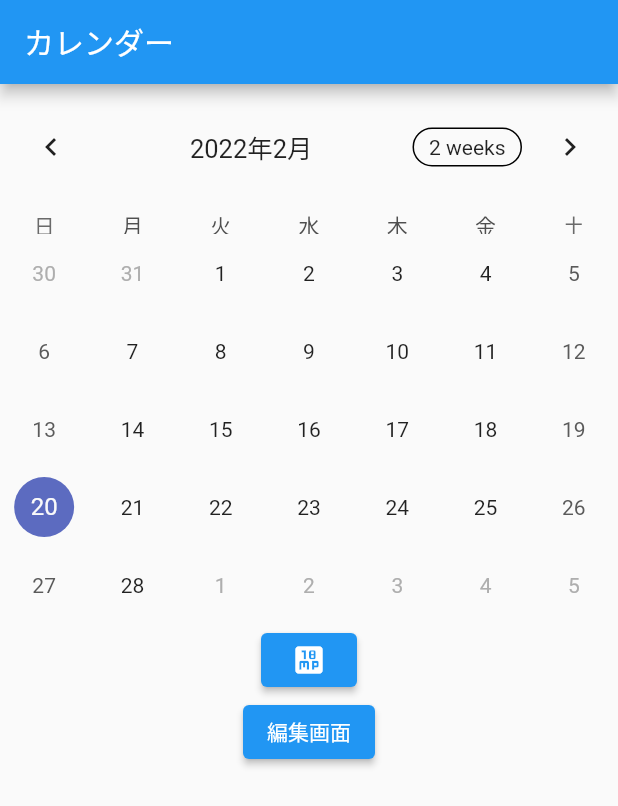
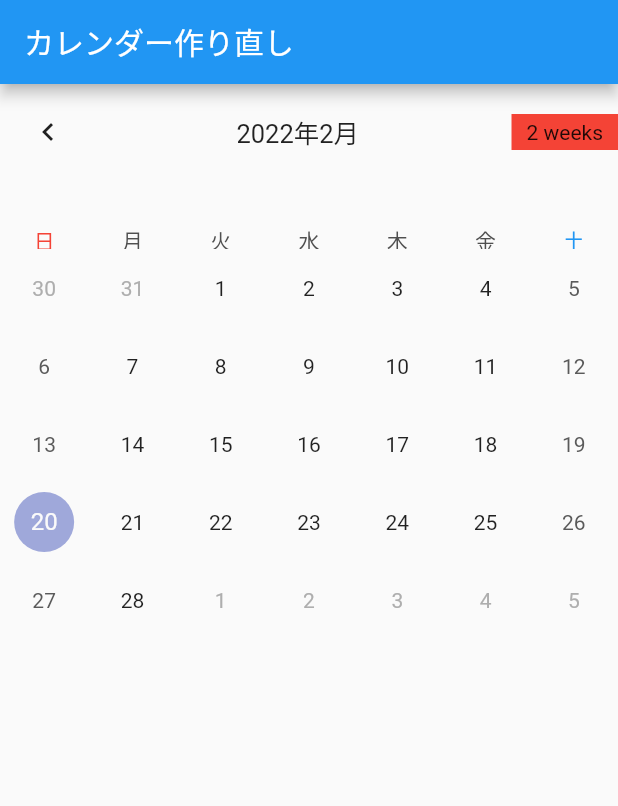
Before and after one commit to tomoki1590/calender_app, a Flutter app: the screen it shows after launch, on a phone screen of 412 x 824 dp. Shown: the top 806 px of the screen. Run offline on Flutter 3.47's test engine with Material 2 defaults, Android fonts, the phone set to English and light mode, and no system bars; drawn by our look-alikes of table_calendar; our stand-ins replace flutter_riverpod, hooks_riverpod, riverpod.

Commit message:
曜日カラー

```diff
--- a/lib/main.dart
+++ b/lib/main.dart
@@ -1,12 +1,11 @@
-import 'package:flutter/cupertino.dart';
-import 'package:flutter/material.dart';
-import 'package:flutter_riverpod/flutter_riverpod.dart';
-import 'package:intl/date_symbol_data_local.dart';
-
-import 'view/home_page.dart';
+import 'package:calendar/model/new_calendar.dart';
+import 'package:flutter/material.dart'
+    show BuildContext, Key, MaterialApp, StatelessWidget, Widget, runApp;
+import 'package:flutter_riverpod/flutter_riverpod.dart' show ProviderScope;
+import 'package:intl/date_symbol_data_local.dart' show initializeDateFormatting;
 
 void main() {
-  initializeDateFormatting("ja-JP").then((_) => runApp(ProviderScope(
+  initializeDateFormatting("ja-JP").then((_) => runApp(const ProviderScope(
         child: MyApp(),
       )));
 }
@@ -17,8 +16,8 @@ class MyApp extends StatelessWidget {
   @override
   Widget build(BuildContext context) {
     return MaterialApp(
-      title: 'STVテックインターン',
-      home: HomePage(),
+      title: 'Calender',
+      home: Calender1(),
     );
   }
 }
--- /dev/null
+++ b/lib/model/calender_model.dart
@@ -0,0 +1,3 @@
+import 'package:flutter/cupertino.dart';
+
+class calenderModel extends ChangeNotifier {}
--- /dev/null
+++ b/lib/model/new_calendar.dart
@@ -0,0 +1,67 @@
+import 'package:calendar/provider.dart';
+import 'package:flutter/material.dart';
+import 'package:flutter_riverpod/flutter_riverpod.dart';
+import 'package:table_calendar/table_calendar.dart';
+
+class Calender1 extends ConsumerWidget {
+  Calender1({Key? key}) : super(key: key);
+
+  @override
+  DateTime? _selectedDay;
+//final event =LinkedHashMap(
+  //equals: isSameDay(),
+  //hashCode: getCode();
+
+  Widget build(BuildContext context, WidgetRef ref) {
+    return Scaffold(
+      appBar: AppBar(
+        title: Text('カレンダー作り直し'),
+      ),
+      body: Center(
+        child: Column(
+          children: [
+            TableCalendar(
+              locale: 'ja_Jp',
+              headerStyle: HeaderStyle(
+                  headerMargin: EdgeInsets.only(bottom: 30),
+                  titleCentered: true,
+                  formatButtonVisible: true,
+                  leftChevronVisible: true,
+                  rightChevronVisible: false,
+                  formatButtonDecoration: BoxDecoration(color: Colors.red)),
+              calendarBuilders: CalendarBuilders(dowBuilder: (context, day) {
+                if (day.weekday == DateTime.saturday) {
+                  return Container(
+                    decoration: const BoxDecoration(),
+                    alignment: Alignment.center,
+                    child: Text(
+                      '土',
+                      style: const TextStyle(color: Colors.blue),
+                    ),
+                  );
+                }
+
+                if (day.weekday == DateTime.sunday) {
+                  return Container(
+                    decoration: const BoxDecoration(),
+                    alignment: Alignment.center,
+                    child: Text(
+                      '日',
+                      style: const TextStyle(color: Colors.red),
+                    ),
+                  );
+                }
+              }),
+              firstDay: DateTime.utc(2020, 12, 13),
+              lastDay: DateTime.utc(2025, 1213),
+              focusedDay: ref.watch(FoucusedProvider),
+              selectedDayPredicate: (day) {
+                return isSameDay(day, _selectedDay);
+              },
+            ),
+          ],
+        ),
+      ),
+    );
+  }
+}
--- a/lib/provider.dart
+++ b/lib/provider.dart
@@ -1,8 +1,6 @@
 import 'package:riverpod/riverpod.dart';
 
-final titleProvider = Provider<String>((ref) {
-  return 'カレンダー';
+DateTime _foucused = DateTime.now();
+final FoucusedProvider = StateProvider((ref) {
+  return _foucused;
 });
-final scheduleProvider = Provider<String>((ref) {
-  return '';
-});
--- a/lib/view/home_page.dart
+++ b/lib/view/home_page.dart
@@ -1,9 +1,7 @@
 import 'package:flutter/material.dart';
 import 'package:flutter_riverpod/flutter_riverpod.dart';
-import 'package:intl/intl.dart';
 import 'package:table_calendar/table_calendar.dart';
 
-import '../provider.dart';
 import 'add_screen.dart';
 import 'editor_screen.dart';
 
@@ -14,12 +12,12 @@ class HomePage extends ConsumerWidget {
   Widget build(BuildContext context, WidgetRef ref) {
     CalendarFormat format = CalendarFormat.month;
     DateTime _focusedDay = DateTime.now();
-    DateTime _selectedDay = DateTime.now();
+    DateTime? _selectedDay;
     return Scaffold(
       appBar: AppBar(
           title: Consumer(
               builder: (BuildContext context, WidgetRef ref, Widget? child) =>
-                  Text(ref.read(titleProvider)))),
+                  Text("カレンダー"))),
       body: Column(
         children: [
           TableCalendar(
@@ -40,10 +38,12 @@ class HomePage extends ConsumerWidget {
             selectedDayPredicate: (day) {
               return isSameDay(_selectedDay, day);
             },
+            onDaySelected: (selectedDay, focusedDay) {
+              if (!isSameDay(_selectedDay, selectedDay)) {}
+            },
             locale: "ja-JP",
             daysOfWeekStyle: DaysOfWeekStyle(
-              dowTextFormatter: (date, locale) =>
-                  DateFormat.E(locale).format(date)[0],
+              weekendStyle: TextStyle(color: Colors.red),
             ),
           ),
           ElevatedButton(
--- a/pubspec.yaml
+++ b/pubspec.yaml
@@ -44,6 +44,8 @@ dependencies:
   freezed: ^1.1.0
   freezed_annotation: ^1.1.0
   flutter_riverpod: ^1.0.3
+  flutter_hooks: ^0.18.2+1
+  hooks_riverpod: ^1.0.3
 
 dev_dependencies:
   flutter_test:
```
Also changed, not shown: lib/calendar.dart (added, +38 -0 lines), lib/sample/a.dart (added, +42 -0 lines), lib/sample/flutter_hooks.dart (added, +34 -0 lines), pubspec.lock.
